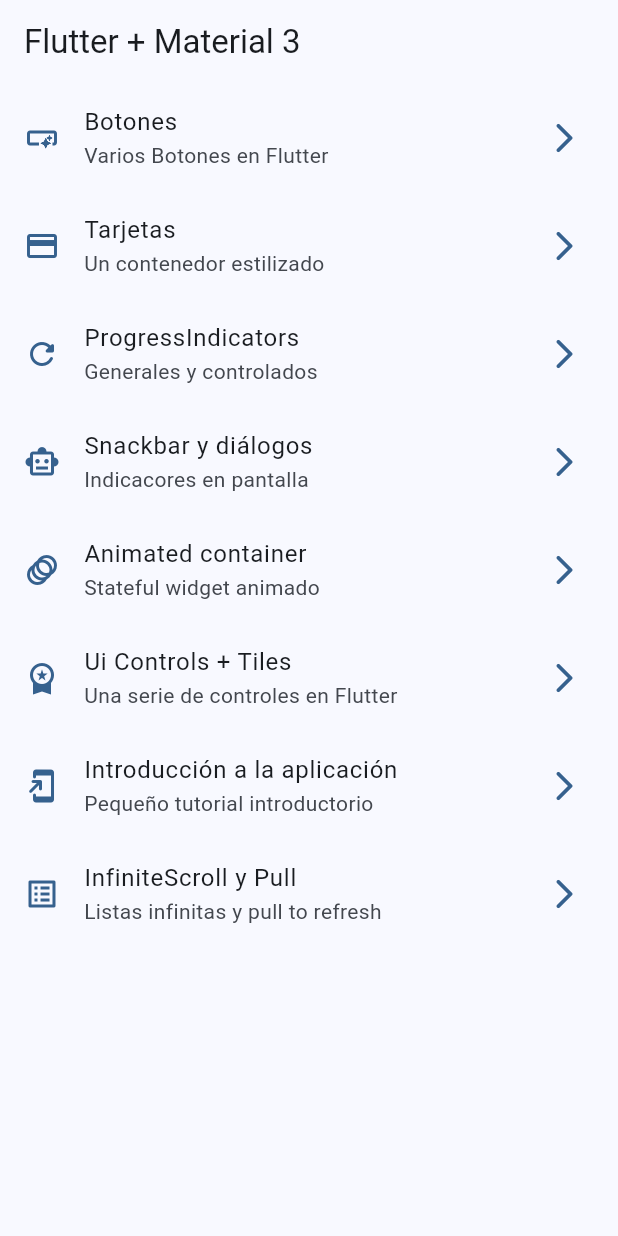
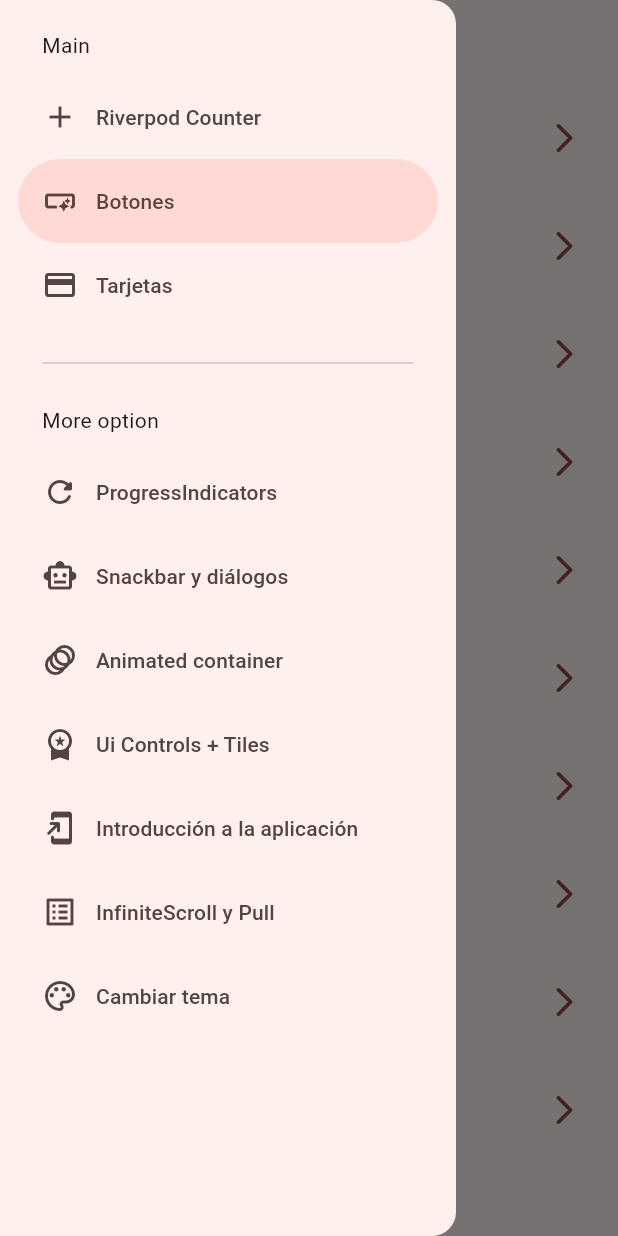
Before and after one commit to harojortiz/widgets_app_new, a Flutter app: the screen it shows after launch, with the side drawer open (before the commit the screen has no drawer), on a phone screen of 412 x 824 dp. Run offline on Flutter 3.47's test engine with Material 3 defaults, Android fonts, the phone set to English and light mode, and no system bars; our stand-ins replace animate_do, flutter_riverpod, go_router.

Commit message:
antes de statenotifier

```diff
--- a/lib/config/menu/menu_items.dart
+++ b/lib/config/menu/menu_items.dart
@@ -14,6 +14,11 @@
 }
 
 const appMenuItems = <MenuItem>[
+  MenuItem(
+      title: 'Riverpod Counter',
+      subTitle: 'Instroducción a riverpod',
+      link: '/counter_river',
+      icon: Icons.add),
   MenuItem(
       title: 'Botones',
       subTitle: 'Varios Botones en Flutter',
@@ -54,4 +59,9 @@
       subTitle: 'Listas infinitas y pull to refresh',
       link: '/infinite',
       icon: Icons.list_alt_outlined),
+  MenuItem(
+      title: 'Cambiar tema',
+      subTitle: 'Cambiar tema de la aplicación',
+      link: '/theme-changer',
+      icon: Icons.color_lens_outlined),
 ];
--- a/lib/config/menu/theme/app_theme.dart
+++ b/lib/config/menu/theme/app_theme.dart
@@ -14,14 +14,18 @@
 
 class AppTheme {
   final int selectedColor;
+  final bool isDarkmode;
 
-  AppTheme({this.selectedColor = 0})
-      : assert(selectedColor >= 0, 'Selected colos must be greater then 0'),
+  AppTheme({
+    this.selectedColor = 0,
+    this.isDarkmode = false,
+  })  : assert(selectedColor >= 0, 'Selected colos must be greater then 0'),
         assert(selectedColor < colorList.length,
             'Select color must be less or equal than ${colorList.length - 1}');
 
   ThemeData getTheme() => ThemeData(
       useMaterial3: true,
+      brightness: isDarkmode ? Brightness.dark : Brightness.light,
       colorSchemeSeed: colorList[selectedColor],
       appBarTheme: const AppBarTheme(centerTitle: false));
 }
--- a/lib/config/router/app_router.dart
+++ b/lib/config/router/app_router.dart
@@ -50,5 +50,15 @@
       name: InfiniteScrollScreen.name,
       builder: (context, state) => const InfiniteScrollScreen(),
     ),
+    GoRoute(
+      path: '/counter_river',
+      name: CounterScreen.name,
+      builder: (context, state) => const CounterScreen(),
+    ),
+    GoRoute(
+      path: '/theme-changer',
+      name: ThemeChangeScren.name,
+      builder: (context, state) => const ThemeChangeScren(),
+    ),
   ],
 );
--- a/lib/main.dart
+++ b/lib/main.dart
@@ -1,21 +1,26 @@
 import 'package:flutter/material.dart';
+import 'package:flutter_riverpod/flutter_riverpod.dart';
 import 'package:widgets_app_new/config/menu/theme/app_theme.dart';
 import 'package:widgets_app_new/config/router/app_router.dart';
+import 'package:widgets_app_new/presentation/provider/theme_provider.dart';
 
 void main() {
-  runApp(const MainApp());
+  runApp(const ProviderScope(child: MainApp()));
 }
 
-class MainApp extends StatelessWidget {
+class MainApp extends ConsumerWidget {
   const MainApp({super.key});
 
   @override
-  Widget build(BuildContext context) {
+  Widget build(BuildContext context, ref) {
+    final isDarkmode = ref.watch(isDarkModeProvider);
+    final selectedColor = ref.watch(selectedColorProvider);
     return MaterialApp.router(
       title: 'Flutter Widgets',
       routerConfig: appRouter,
       debugShowCheckedModeBanner: false,
-      theme: AppTheme(selectedColor: 1).getTheme(),
+      theme: AppTheme(selectedColor: selectedColor, isDarkmode: isDarkmode)
+          .getTheme(),
     );
   }
 }
--- /dev/null
+++ b/lib/presentation/provider/counter_provider.dart
@@ -0,0 +1,3 @@
+import 'package:flutter_riverpod/flutter_riverpod.dart';
+
+final counterProvider = StateProvider<int>((ref) => 5);
--- /dev/null
+++ b/lib/presentation/provider/theme_provider.dart
@@ -0,0 +1,11 @@
+import 'package:flutter_riverpod/flutter_riverpod.dart';
+import 'package:widgets_app_new/config/menu/theme/app_theme.dart';
+
+// Listado de colores inmutable
+final colorListProvider = Provider((ref) => colorList);
+
+// Un simple boolea
+final isDarkModeProvider = StateProvider((ref) => false);
+
+//Un simple int
+final selectedColorProvider = StateProvider((ref) => 0);
--- a/lib/presentation/screens/home/home_screen.dart
+++ b/lib/presentation/screens/home/home_screen.dart
@@ -1,6 +1,7 @@
 import 'package:flutter/material.dart';
 import 'package:go_router/go_router.dart';
 import 'package:widgets_app_new/config/menu/menu_items.dart';
+import 'package:widgets_app_new/presentation/widgets/side_menu.dart';
 //import 'package:widgets_app_new/presentation/screens/cards/cards_screen.dart';
 
 class HomeScreen extends StatelessWidget {
@@ -10,12 +11,15 @@
 
   @override
   Widget build(BuildContext context) {
+    final scaffoldKey = GlobalKey<ScaffoldState>();
+
     return Scaffold(
-      appBar: AppBar(
-        title: const Text('Flutter + Material 3'),
-      ),
-      body: const _HomeView(),
-    );
+        key: scaffoldKey,
+        appBar: AppBar(
+          title: const Text('Flutter + Material 3'),
+        ),
+        body: const _HomeView(),
+        drawer: SideMenu(scaffoldKey: scaffoldKey));
   }
 }
 
--- a/lib/presentation/screens/screens.dart
+++ b/lib/presentation/screens/screens.dart
@@ -1,10 +1,11 @@
-
 export 'package:widgets_app_new/presentation/screens/animated/animated_screen.dart';
 export 'package:widgets_app_new/presentation/screens/app_tutortial/app_tutorial_screen.dart';
 export 'package:widgets_app_new/presentation/screens/buttons/buttons_screen.dart';
 export 'package:widgets_app_new/presentation/screens/cards/cards_screen.dart';
+export 'package:widgets_app_new/presentation/screens/counter/counter_screen.dart';
 export 'package:widgets_app_new/presentation/screens/home/home_screen.dart';
 export 'package:widgets_app_new/presentation/screens/infinite_scroll/infinite_scroll_screen.dart';
 export 'package:widgets_app_new/presentation/screens/progress/progress_screen.dart';
 export 'package:widgets_app_new/presentation/screens/snackbar/snackbar_screen.dart';
+export 'package:widgets_app_new/presentation/screens/theme_changer/theme_changer_screen.dart';
 export 'package:widgets_app_new/presentation/screens/ui_controls/ui_controls_screen.dart';
--- /dev/null
+++ b/lib/presentation/widgets/side_menu.dart
@@ -0,0 +1,59 @@
+import 'package:flutter/material.dart';
+import 'package:go_router/go_router.dart';
+import 'package:widgets_app_new/config/menu/menu_items.dart';
+
+class SideMenu extends StatefulWidget {
+  final GlobalKey<ScaffoldState> scaffoldKey;
+
+  const SideMenu({super.key, required this.scaffoldKey});
+
+  @override
+  State<SideMenu> createState() => _SideMenuState();
+}
+
+class _SideMenuState extends State<SideMenu> {
+  int navDrawerIndex = 1;
+
+  @override
+  Widget build(BuildContext context) {
+    final hasNotch = MediaQuery.of(context).viewPadding.top > 35;
+
+    return NavigationDrawer(
+        selectedIndex: navDrawerIndex,
+        onDestinationSelected: (value) {
+          setState(() {
+            navDrawerIndex = value;
+          });
+
+          final menuItem = appMenuItems[value];
+          context.push(menuItem.link);
+          widget.scaffoldKey.currentState?.closeDrawer();
+        },
+        children: [
+          Padding(
+            padding: EdgeInsets.fromLTRB(28, hasNotch ? 5 : 20, 16, 10),
+            child: const Text('Main'),
+          ),
+          ...appMenuItems.sublist(0, 3).map(
+                (item) => NavigationDrawerDestination(
+                  icon: Icon(item.icon),
+                  label: Text(item.title),
+                ),
+              ),
+          const Padding(
+            padding: EdgeInsets.fromLTRB(28, 16, 28, 10),
+            child: Divider(),
+          ),
+          const Padding(
+            padding: EdgeInsets.fromLTRB(28, 10, 16, 10),
+            child: Text('More option'),
+          ),
+          ...appMenuItems.sublist(3).map(
+                (item) => NavigationDrawerDestination(
+                  icon: Icon(item.icon),
+                  label: Text(item.title),
+                ),
+              ),
+        ]);
+  }
+}
--- a/pubspec.yaml
+++ b/pubspec.yaml
@@ -10,6 +10,7 @@
   animate_do: ^3.3.4
   flutter:
     sdk: flutter
+  flutter_riverpod: ^2.5.1
   go_router: ^14.1.0
 
 dev_dependencies:
```
Also changed, not shown: lib/presentation/screens/counter/counter_screen.dart (added, +42 -0 lines), lib/presentation/screens/theme_changer/theme_changer_screen.dart (added, +55 -0 lines), pubspec.lock.
